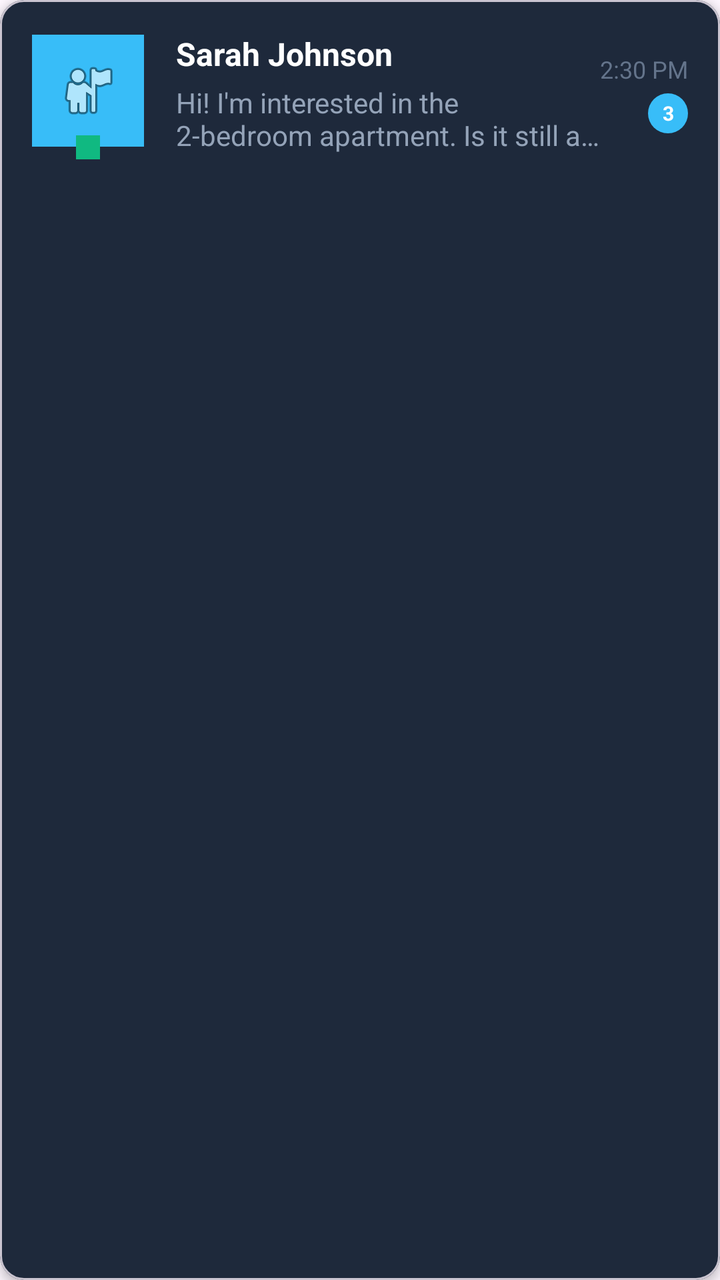
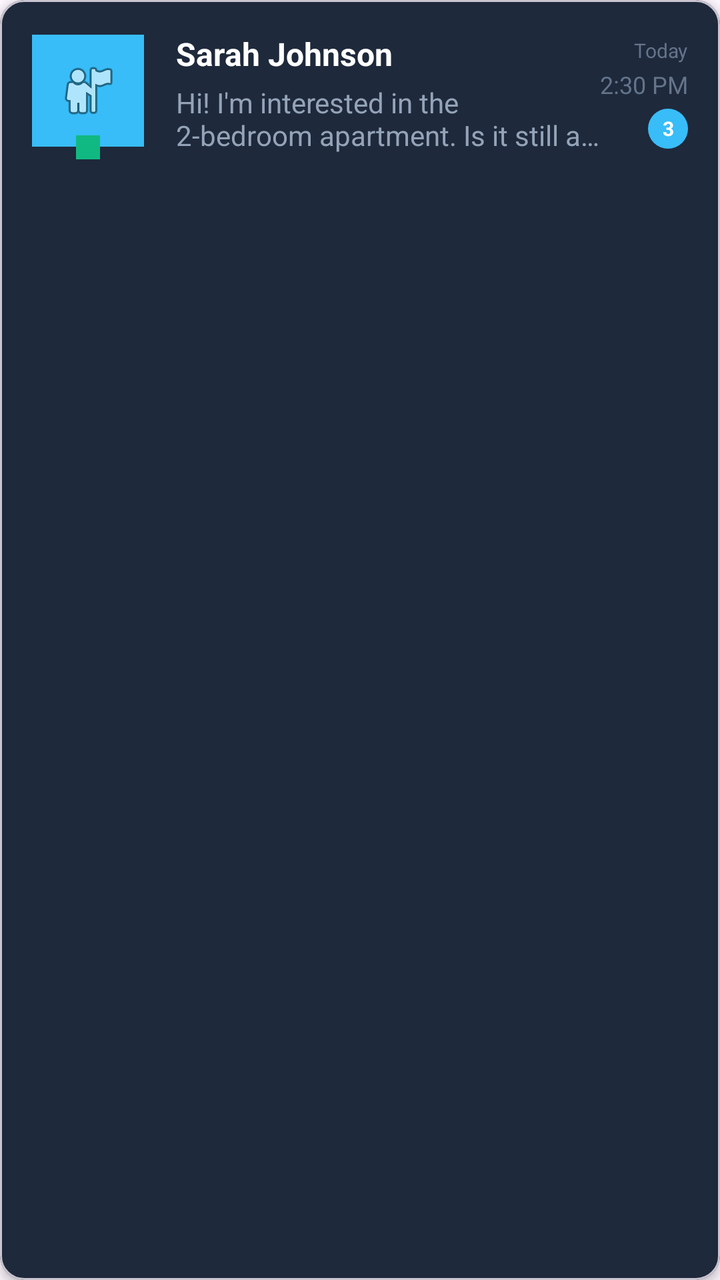

Screens rendered from an Android XML layout before and after an edit, with the pre-edit source and the edit as a unified diff.
<!-- AndroidManifest.xml: application theme Theme.RemasFinalProject -->
<!-- res/layout/chat_item_final.xml -->
<?xml version="1.0" encoding="utf-8"?>
<com.google.android.material.card.MaterialCardView
    xmlns:android="http://schemas.android.com/apk/res/android"
    xmlns:app="http://schemas.android.com/apk/res-auto"
    android:layout_width="match_parent"
    android:layout_height="wrap_content"
    android:layout_marginHorizontal="8dp"
    android:layout_marginVertical="4dp"
    app:cardCornerRadius="12dp"
    app:cardElevation="3dp"
    app:cardBackgroundColor="#1E293B">

    <LinearLayout
        android:layout_width="match_parent"
        android:layout_height="wrap_content"
        android:orientation="horizontal"
        android:padding="16dp"
        android:gravity="center_vertical">

        
        <LinearLayout
            android:id="@+id/profileContainer"
            android:layout_width="wrap_content"
            android:layout_height="wrap_content"
            android:orientation="vertical"
            android:gravity="center">

            <ImageView
                android:id="@+id/ivProfilePic"
                android:layout_width="56dp"
                android:layout_height="56dp"
                android:src="@android:drawable/ic_menu_myplaces"
                android:background="#38BDF8"
                android:padding="12dp"/>

            
            <View
                android:id="@+id/onlineStatus"
                android:layout_width="12dp"
                android:layout_height="12dp"
                android:background="#10B981"
                android:layout_gravity="center_horizontal"
                android:layout_marginTop="-6dp"/>

        </LinearLayout>

        
        <LinearLayout
            android:layout_width="0dp"
            android:layout_height="wrap_content"
            android:layout_weight="1"
            android:orientation="vertical"
            android:layout_marginStart="16dp">

            
            <LinearLayout
                android:layout_width="match_parent"
                android:layout_height="wrap_content"
                android:orientation="horizontal"
                android:gravity="center_vertical"
                android:layout_marginBottom="4dp">

                <TextView
                    android:id="@+id/tvUserName"
                    android:layout_width="0dp"
                    android:layout_height="wrap_content"
                    android:layout_weight="1"
                    android:text="Sarah Johnson"
                    android:textColor="#FFFFFF"
                    android:textSize="16sp"
                    android:textStyle="bold"
                    android:maxLines="1"
                    android:ellipsize="end"/>

                <ImageView
                    android:id="@+id/ivVerified"
                    android:layout_width="16dp"
                    android:layout_height="16dp"
                    android:src="@android:drawable/ic_menu_info_details"
                    android:backgroundTint="#10B981"
                    android:visibility="gone"/>

            </LinearLayout>

            
            <LinearLayout
                android:layout_width="match_parent"
                android:layout_height="wrap_content"
                android:orientation="horizontal"
                android:gravity="center_vertical"
                android:layout_marginBottom="4dp">

                <TextView
                    android:id="@+id/tvLastMessage"
                    android:layout_width="0dp"
                    android:layout_height="wrap_content"
                    android:layout_weight="1"
                    android:text="Hi! I'm interested in the 2-bedroom apartment. Is it still available?"
                    android:textColor="#94A3B8"
                    android:textSize="14sp"
                    android:maxLines="2"
                    android:ellipsize="end"/>

                <ImageView
                    android:id="@+id/ivTyping"
                    android:layout_width="16dp"
                    android:layout_height="16dp"
                    android:src="@android:drawable/ic_menu_more"
                    android:backgroundTint="#38BDF8"
                    android:visibility="gone"/>

            </LinearLayout>

        </LinearLayout>

        
        <LinearLayout
            android:layout_width="wrap_content"
            android:layout_height="wrap_content"
            android:orientation="vertical"
            android:gravity="end">

            
            <TextView
                android:id="@+id/tvTime"
                android:layout_width="wrap_content"
                android:layout_height="wrap_content"
                android:text="2:30 PM"
                android:textColor="#64748B"
                android:textSize="12sp"
                android:layout_marginBottom="4dp"/>

            
            <TextView
                android:id="@+id/tvUnreadCount"
                android:layout_width="wrap_content"
                android:layout_height="wrap_content"
                android:text="3"
                android:textColor="#FFFFFF"
                android:textSize="10sp"
                android:textStyle="bold"
                android:gravity="center"
                android:background="@drawable/unread_count_badge"
                android:paddingHorizontal="6dp"
                android:paddingVertical="2dp"
                android:minWidth="20dp"
                android:minHeight="20dp"
                android:layout_marginBottom="4dp"/>

            
            <LinearLayout
                android:layout_width="wrap_content"
                android:layout_height="wrap_content"
                android:orientation="horizontal"
                android:gravity="center_vertical">

                
                <ImageView
                    android:id="@+id/ivVoiceNote"
                    android:layout_width="16dp"
                    android:layout_height="16dp"
                    android:src="@android:drawable/ic_lock_idle_lock"
                    android:backgroundTint="#94A3B8"
                    android:visibility="gone"
                    android:layout_marginEnd="4dp"/>

                
                <ImageView
                    android:id="@+id/ivMessageStatus"
                    android:layout_width="16dp"
                    android:layout_height="16dp"
                    android:src="@android:drawable/ic_menu_preferences"
                    android:backgroundTint="#10B981"
                    android:visibility="gone"/>

            </LinearLayout>

        </LinearLayout>

    </LinearLayout>

</com.google.android.material.card.MaterialCardView>
<!-- resources referenced by this layout -->
<resources>
  <!-- drawable unread_count_badge (drawable) -->
  <?xml version="1.0" encoding="utf-8"?>
  <shape xmlns:android="http://schemas.android.com/apk/res/android"
      android:shape="oval">
      
      <solid android:color="#38BDF8" />
      
      <size
          android:width="20dp"
          android:height="20dp" />
          
  </shape>
  <style name="Theme.RemasFinalProject" parent="Base.Theme.RemasFinalProject" />
  <style name="Base.Theme.RemasFinalProject" parent="Theme.Material3.DayNight.NoActionBar">
          
          
      </style>
</resources>

<!-- the commit's change to res/layout/chat_item_final.xml (unified diff, before → after) -->
@@ -122,6 +122,16 @@
 
             
             <TextView
+                android:id="@+id/tvDate"
+                android:layout_width="wrap_content"
+                android:layout_height="wrap_content"
+                android:text="Today"
+                android:textColor="#64748B"
+                android:textSize="10sp"
+                android:layout_marginBottom="2dp"/>
+
+            
+            <TextView
                 android:id="@+id/tvTime"
                 android:layout_width="wrap_content"
                 android:layout_height="wrap_content"
